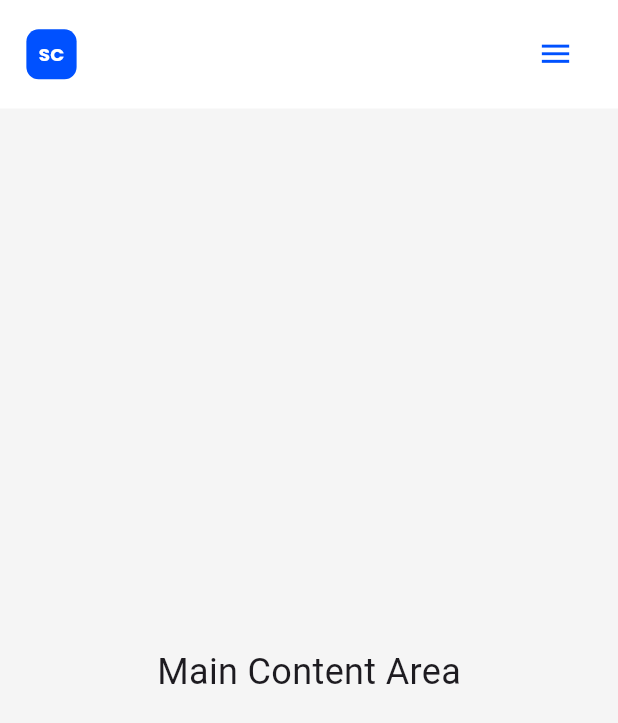
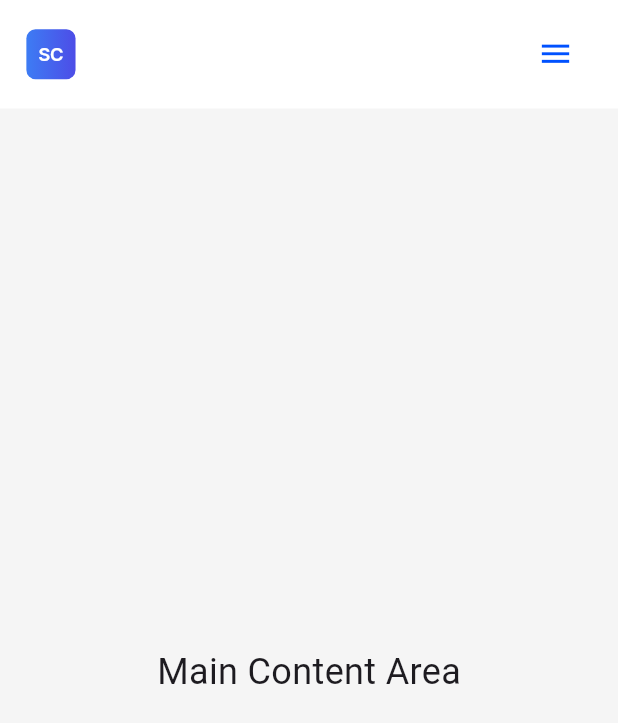
Before and after one commit to jaishree29/ShreeCodes, a Flutter app: the screen it shows after launch, on a phone screen of 412 x 824 dp. Shown: the top 723 px of the screen. Run offline on Flutter 3.47's test engine with Material 3 defaults, Android fonts, the light colour scheme and no system bars; our stand-ins replace flutter_screenutil, google_fonts.

Commit message:
Updated navbar and font

```diff
--- a/lib/utils/colors.dart
+++ b/lib/utils/colors.dart
@@ -1,4 +1,6 @@
 import 'dart:ui';
+
+import 'package:flutter/material.dart';
 
 class MyColors {
   static const Color primaryColor = Color.fromARGB(255, 0, 81, 255);
@@ -9,4 +11,15 @@ class MyColors {
   static const Color successColor = Color(0xFF00C853);
   static const Color warningColor = Color(0xFFFFA000);
   static const Color infoColor = Color(0xFF2196F3);
+
+  //Gradient Colors
+  static const Gradient linerGradient = LinearGradient(
+    begin: Alignment.centerLeft,
+    end: Alignment.centerRight,
+    colors: [
+      Color(0xff3D7CF4),
+      // Color.fromARGB(255, 239, 239, 255),
+      Color(0xff4D4DE7),
+    ],
+  );
 }
--- a/lib/views/navbar.dart
+++ b/lib/views/navbar.dart
@@ -3,6 +3,7 @@ import 'package:flutter_screenutil/flutter_screenutil.dart';
 import 'package:google_fonts/google_fonts.dart';
 import 'package:jaishree/utils/colors.dart';
 import 'package:jaishree/utils/responsive_builder.dart';
+import 'package:jaishree/widgets/elevated_button.dart';
 
 class Navbar extends StatelessWidget {
   const Navbar({super.key, required this.scaffoldKey});
@@ -16,7 +17,7 @@ class Navbar extends StatelessWidget {
     return Container(
       padding: isMobile
           ? EdgeInsets.symmetric(horizontal: 16.w, vertical: 12.h)
-          : EdgeInsets.symmetric(horizontal: 20.w, vertical: 30.h),
+          : EdgeInsets.symmetric(horizontal: 10.w, vertical: 20.h),
       color: Colors.white,
       child: Row(
         mainAxisAlignment: MainAxisAlignment.spaceBetween,
@@ -25,35 +26,39 @@ class Navbar extends StatelessWidget {
           Row(
             children: [
               Container(
-                padding: isMobile ? EdgeInsets.all(8.sp) : EdgeInsets.all(5.sp),
+                padding: isMobile ? EdgeInsets.all(8.sp) : EdgeInsets.all(3.sp),
                 decoration: BoxDecoration(
-                  color: MyColors.primaryColor,
+                  gradient: MyColors.linerGradient,
                   borderRadius: isMobile
-                      ? BorderRadius.circular(8.sp)
+                      ? BorderRadius.circular(6.sp)
                       : isTablet
-                          ? BorderRadius.circular(12.r)
-                          : BorderRadius.circular(15.r),
+                          ? BorderRadius.circular(7.r)
+                          : BorderRadius.circular(11.r),
                 ),
                 child: Text(
                   'SC',
-                  style: GoogleFonts.poppins(
+                  style: GoogleFonts.interTight(
                     fontSize: isMobile
                         ? 12.sp
                         : isTablet
                             ? 8.sp
                             : 6.sp,
-                    fontWeight: FontWeight.bold,
+                    fontWeight: FontWeight.w600,
                     color: Colors.white,
                   ),
                 ),
               ),
               if (!ResponsiveBuilder.isMobile(context)) ...[
-                SizedBox(width: 8.w),
+                SizedBox(width: 4.w),
                 Text(
                   'ShreeCodes',
-                  style: GoogleFonts.poppins(
+                  style: GoogleFonts.interTight(
                     fontSize:
-                        ResponsiveBuilder.isTablet(context) ? 10.sp : 8.sp,
+                        isTablet ? 10.sp : 7.sp,
+                    // foreground: Paint()
+                    //   ..shader = MyColors.linerGradient.createShader(
+                    //     Rect.fromLTWH(0.0, 0.0, 200.0, 70.0),
+                    //   ),
                     fontWeight: FontWeight.w600,
                     color: MyColors.primaryColor,
                   ),
@@ -70,6 +75,15 @@ class Navbar extends StatelessWidget {
                 _NavItem(title: 'About'),
                 _NavItem(title: 'Projects'),
                 _NavItem(title: 'Contact'),
+                SizedBox(width: 5.w),
+                MyElevatedButton(
+                  padding: EdgeInsets.symmetric(horizontal: 3.sp, vertical: 1.sp),
+                  borderRadius: 2.sp,
+                  text: 'Let\'s Talk',
+                  onPressed: () {},
+                  fontSize: 4.sp,
+                  textPadding: EdgeInsets.symmetric(horizontal: 3.sp, vertical: 1.sp),
+                )
               ],
             )
           else
@@ -97,10 +111,10 @@ class _NavItem extends StatelessWidget {
       padding: EdgeInsets.symmetric(horizontal: 8.w),
       child: Text(
         title,
-        style: GoogleFonts.poppins(
-          fontSize: isTablet ? 7.sp : 6.sp,
+        style: GoogleFonts.interTight(
+          fontSize: isTablet ? 6.sp : 5.sp,
           fontWeight: FontWeight.w500,
-          color: MyColors.textColor,
+          color: Colors.black,
         ),
       ),
     );
```
Also changed, not shown: lib/views/splash_screen.dart (+5 -2 lines), lib/widgets/elevated_button.dart (added, +63 -0 lines).
